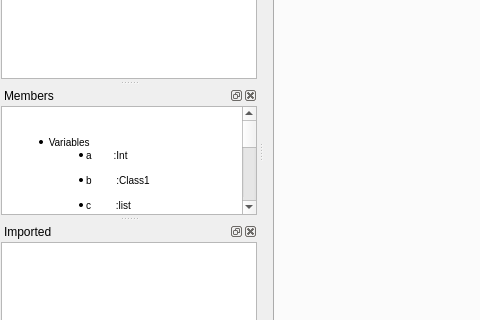
Before: the Qt Designer form mainwindow.ui in yasseerr/Visual-Blueprint, drawn with Qt 5; both pictures show x 0 to 480 and y 128 to 448 of the 1280 by 720 pixel window.
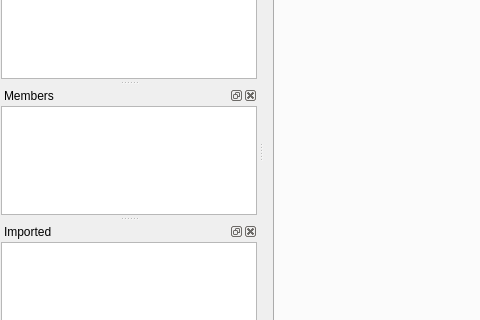
After: the same form once the commit is applied. The open tabs and pages were chosen to show the change. Icons and pictures are not drawn.

Commit message: implementing variables members toolbar

What changed in the file:
```diff
--- a/mainwindow.ui
+++ b/mainwindow.ui
@@ -392,31 +392,7 @@
       <number>1</number>
      </property>
      <item>
-      <widget class="QTextBrowser" name="textBrowser">
-       <property name="html">
-        <string>&lt;!DOCTYPE HTML PUBLIC &quot;-//W3C//DTD HTML 4.0//EN&quot; &quot;http://www.w3.org/TR/REC-html40/strict.dtd&quot;&gt;
-&lt;html&gt;&lt;head&gt;&lt;meta name=&quot;qrichtext&quot; content=&quot;1&quot; /&gt;&lt;style type=&quot;text/css&quot;&gt;
-p, li { white-space: pre-wrap; }
-&lt;/style&gt;&lt;/head&gt;&lt;body style=&quot; font-family:'MS Shell Dlg 2'; font-size:7.8pt; font-weight:400; font-style:normal;&quot;&gt;
-&lt;p style=&quot;-qt-paragraph-type:empty; margin-top:0px; margin-bottom:0px; margin-left:0px; margin-right:0px; -qt-block-indent:0; text-indent:0px;&quot;&gt;&lt;br /&gt;&lt;/p&gt;
-&lt;ul style=&quot;margin-top: 0px; margin-bottom: 0px; margin-left: 0px; margin-right: 0px; -qt-list-indent: 1;&quot;&gt;&lt;li style=&quot;&quot; style=&quot; margin-top:12px; margin-bottom:0px; margin-left:0px; margin-right:0px; -qt-block-indent:0; text-indent:0px;&quot;&gt; Variables		&lt;/li&gt;
-&lt;ul style=&quot;margin-top: 0px; margin-bottom: 0px; margin-left: 0px; margin-right: 0px; -qt-list-indent: 2;&quot;&gt;&lt;li style=&quot;&quot; style=&quot; margin-top:0px; margin-bottom:0px; margin-left:0px; margin-right:0px; -qt-block-indent:0; text-indent:0px;&quot;&gt;a        :Int			&lt;/li&gt;
-&lt;li style=&quot;&quot; style=&quot; margin-top:0px; margin-bottom:0px; margin-left:0px; margin-right:0px; -qt-block-indent:0; text-indent:0px;&quot;&gt;b         :Class1			&lt;/li&gt;
-&lt;li style=&quot;&quot; style=&quot; margin-top:0px; margin-bottom:0px; margin-left:0px; margin-right:0px; -qt-block-indent:0; text-indent:0px;&quot;&gt;c         :list				&lt;/li&gt;&lt;/ul&gt;
-&lt;li style=&quot;&quot; style=&quot; margin-top:0px; margin-bottom:0px; margin-left:0px; margin-right:0px; -qt-block-indent:0; text-indent:0px;&quot;&gt; Signals		&lt;/li&gt;
-&lt;ul style=&quot;margin-top: 0px; margin-bottom: 0px; margin-left: 0px; margin-right: 0px; -qt-list-indent: 2;&quot;&gt;&lt;li style=&quot;&quot; style=&quot; margin-top:0px; margin-bottom:0px; margin-left:0px; margin-right:0px; -qt-block-indent:0; text-indent:0px;&quot;&gt;Event1			&lt;/li&gt;
-&lt;li style=&quot;&quot; style=&quot; margin-top:0px; margin-bottom:0px; margin-left:0px; margin-right:0px; -qt-block-indent:0; text-indent:0px;&quot;&gt;Event2			&lt;/li&gt;
-&lt;li style=&quot;&quot; style=&quot; margin-top:0px; margin-bottom:0px; margin-left:0px; margin-right:0px; -qt-block-indent:0; text-indent:0px;&quot;&gt;Event3				&lt;/li&gt;&lt;/ul&gt;
-&lt;li style=&quot;&quot; style=&quot; margin-top:0px; margin-bottom:0px; margin-left:0px; margin-right:0px; -qt-block-indent:0; text-indent:0px;&quot;&gt; Threads		&lt;/li&gt;
-&lt;ul style=&quot;margin-top: 0px; margin-bottom: 0px; margin-left: 0px; margin-right: 0px; -qt-list-indent: 2;&quot;&gt;&lt;li style=&quot;&quot; style=&quot; margin-top:0px; margin-bottom:0px; margin-left:0px; margin-right:0px; -qt-block-indent:0; text-indent:0px;&quot;&gt;Thread 1			&lt;/li&gt;
-&lt;li style=&quot;&quot; style=&quot; margin-top:0px; margin-bottom:0px; margin-left:0px; margin-right:0px; -qt-block-indent:0; text-indent:0px;&quot;&gt;Thread 2			&lt;/li&gt;
-&lt;li style=&quot;&quot; style=&quot; margin-top:0px; margin-bottom:0px; margin-left:0px; margin-right:0px; -qt-block-indent:0; text-indent:0px;&quot;&gt;Thread 3				&lt;/li&gt;&lt;/ul&gt;
-&lt;li style=&quot;&quot; style=&quot; margin-top:0px; margin-bottom:12px; margin-left:0px; margin-right:0px; -qt-block-indent:0; text-indent:0px;&quot;&gt; Remotes		&lt;/li&gt;&lt;/ul&gt;
-&lt;ul style=&quot;margin-top: 0px; margin-bottom: 0px; margin-left: 0px; margin-right: 0px; -qt-list-indent: 2;&quot;&gt;&lt;li style=&quot;&quot; style=&quot; margin-top:0px; margin-bottom:0px; margin-left:0px; margin-right:0px; -qt-block-indent:0; text-indent:0px;&quot;&gt;Remote 1			&lt;/li&gt;
-&lt;li style=&quot;&quot; style=&quot; margin-top:0px; margin-bottom:0px; margin-left:0px; margin-right:0px; -qt-block-indent:0; text-indent:0px;&quot;&gt;Remote 2			&lt;/li&gt;
-&lt;li style=&quot;&quot; style=&quot; margin-top:0px; margin-bottom:0px; margin-left:0px; margin-right:0px; -qt-block-indent:0; text-indent:0px;&quot;&gt;Remote 3			&lt;/li&gt;&lt;/ul&gt;&lt;/body&gt;&lt;/html&gt;</string>
-       </property>
-      </widget>
+      <widget class="QTreeView" name="membersTreeView"/>
      </item>
     </layout>
    </widget>
```
Left out of the diff: 14 changed lines with no effect on the pictures. The commit also changes 10 other files.
